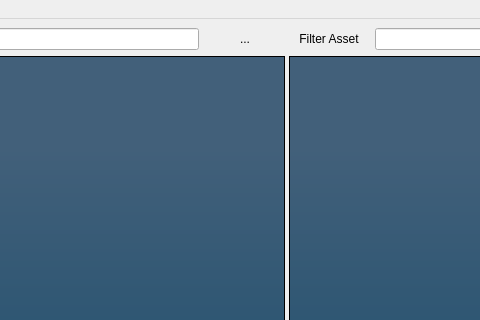
The window that Maya_Tools/Developer/Main/UI/libraryTexturesUI.ui (code-google-com/mayatools) describes before a commit, drawn with Qt 5; both pictures show x 321 to 801 and y 0 to 320 of the 1281 by 851 pixel window.
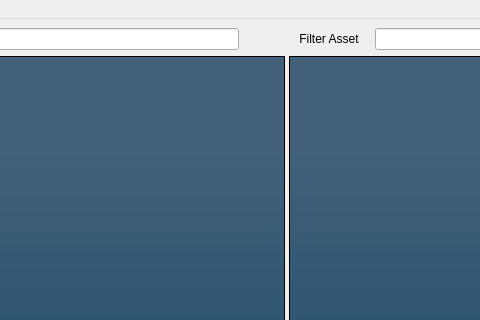
The same window after the commit. Icons and pictures are not drawn.

```diff
--- a/Maya_Tools/Developer/Main/UI/libraryTexturesUI.ui
+++ b/Maya_Tools/Developer/Main/UI/libraryTexturesUI.ui
@@ -20,7 +20,7 @@
       <property name="orientation">
        <enum>Qt::Horizontal</enum>
       </property>
-      <widget class="QWidget" name="">
+      <widget class="QWidget" name="layoutWidget">
        <layout class="QVBoxLayout" name="verticalLayout">
         <item>
          <layout class="QHBoxLayout" name="horizontalLayout_2">
@@ -43,7 +43,7 @@
              </sizepolicy>
             </property>
             <property name="text">
-             <string>...</string>
+             <string/>
             </property>
             <property name="iconSize">
              <size>
@@ -650,7 +650,7 @@
         </item>
        </layout>
       </widget>
-      <widget class="QWidget" name="">
+      <widget class="QWidget" name="layoutWidget">
        <layout class="QVBoxLayout" name="verticalLayout_2">
         <item>
          <layout class="QHBoxLayout" name="horizontalLayout">
```
Left out of the diff: 8 changed lines with no effect on the pictures.
